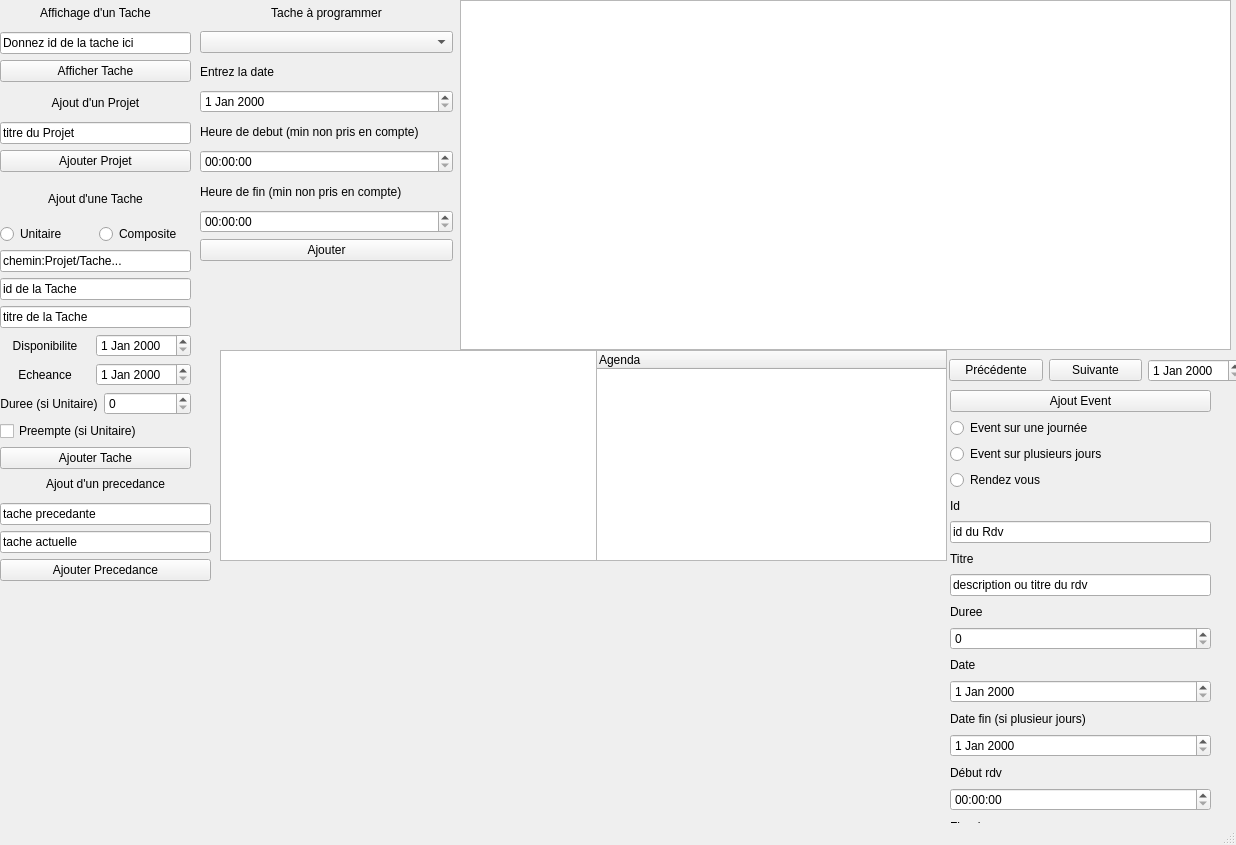
Before: the Qt Designer form mainwindow.ui in TheFump/ProjetQT, drawn with Qt 5.
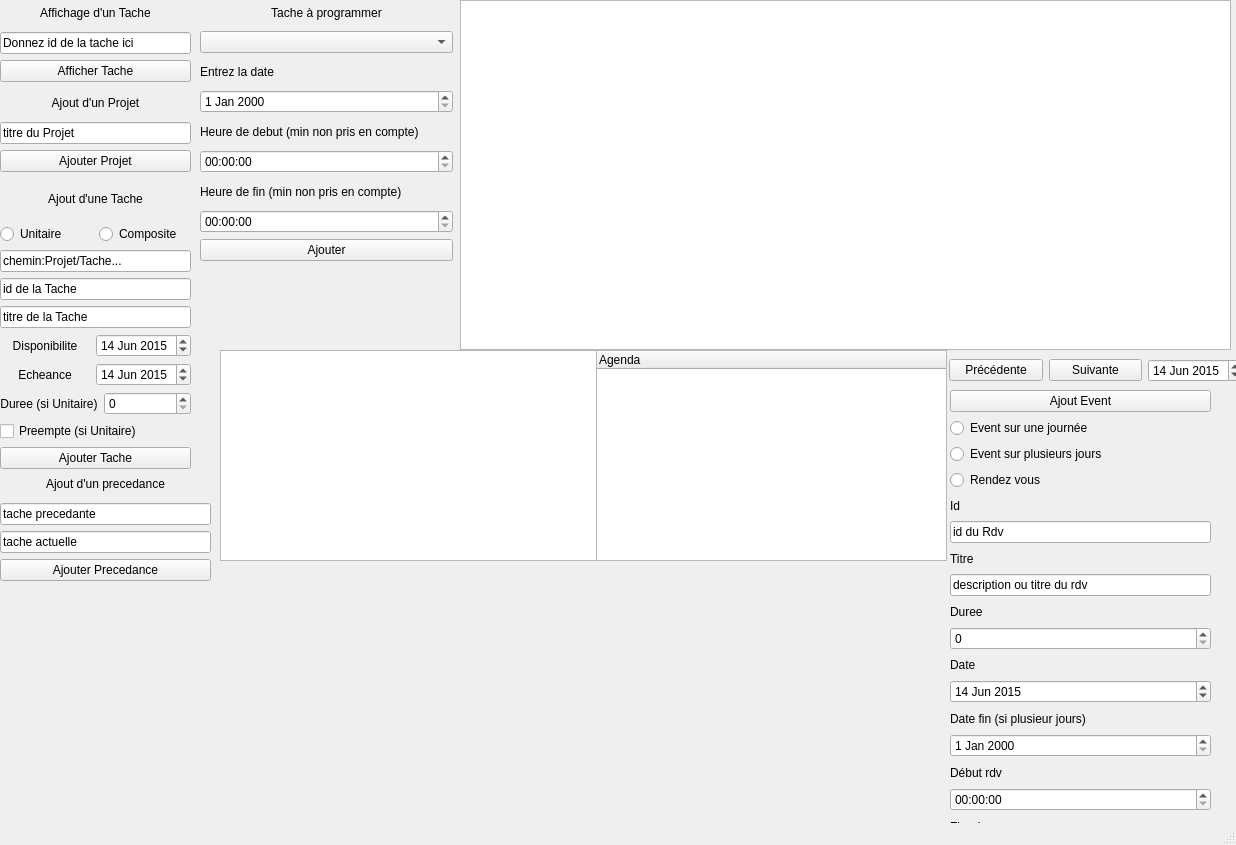
After: the same form once the commit is applied.

```diff
--- a/mainwindow.ui
+++ b/mainwindow.ui
@@ -122,7 +122,15 @@
         </widget>
        </item>
        <item>
-        <widget class="QDateEdit" name="disponibiliteTache"/>
+        <widget class="QDateEdit" name="disponibiliteTache">
+         <property name="date">
+          <date>
+           <year>2015</year>
+           <month>6</month>
+           <day>14</day>
+          </date>
+         </property>
+        </widget>
        </item>
       </layout>
      </item>
@@ -139,7 +147,15 @@
         </widget>
        </item>
        <item>
-        <widget class="QDateEdit" name="echeanceTache"/>
+        <widget class="QDateEdit" name="echeanceTache">
+         <property name="date">
+          <date>
+           <year>2015</year>
+           <month>6</month>
+           <day>14</day>
+          </date>
+         </property>
+        </widget>
        </item>
       </layout>
      </item>
@@ -290,7 +306,22 @@
       </widget>
      </item>
      <item>
-      <widget class="QDateEdit" name="CalendarDate"/>
+      <widget class="QDateEdit" name="CalendarDate">
+       <property name="minimumDate">
+        <date>
+         <year>1752</year>
+         <month>9</month>
+         <day>14</day>
+        </date>
+       </property>
+       <property name="date">
+        <date>
+         <year>2015</year>
+         <month>6</month>
+         <day>14</day>
+        </date>
+       </property>
+      </widget>
      </item>
     </layout>
    </widget>
@@ -396,7 +427,18 @@
       </widget>
      </item>
      <item>
-      <widget class="QDateEdit" name="datedebevent"/>
+      <widget class="QDateEdit" name="datedebevent">
+       <property name="currentSection">
+        <enum>QDateTimeEdit::DaySection</enum>
+       </property>
+       <property name="date">
+        <date>
+         <year>2015</year>
+         <month>6</month>
+         <day>14</day>
+        </date>
+       </property>
+      </widget>
      </item>
      <item>
       <widget class="QLabel" name="label_12">
```
Left out of the diff: 6 changed lines with no effect on the pictures.
